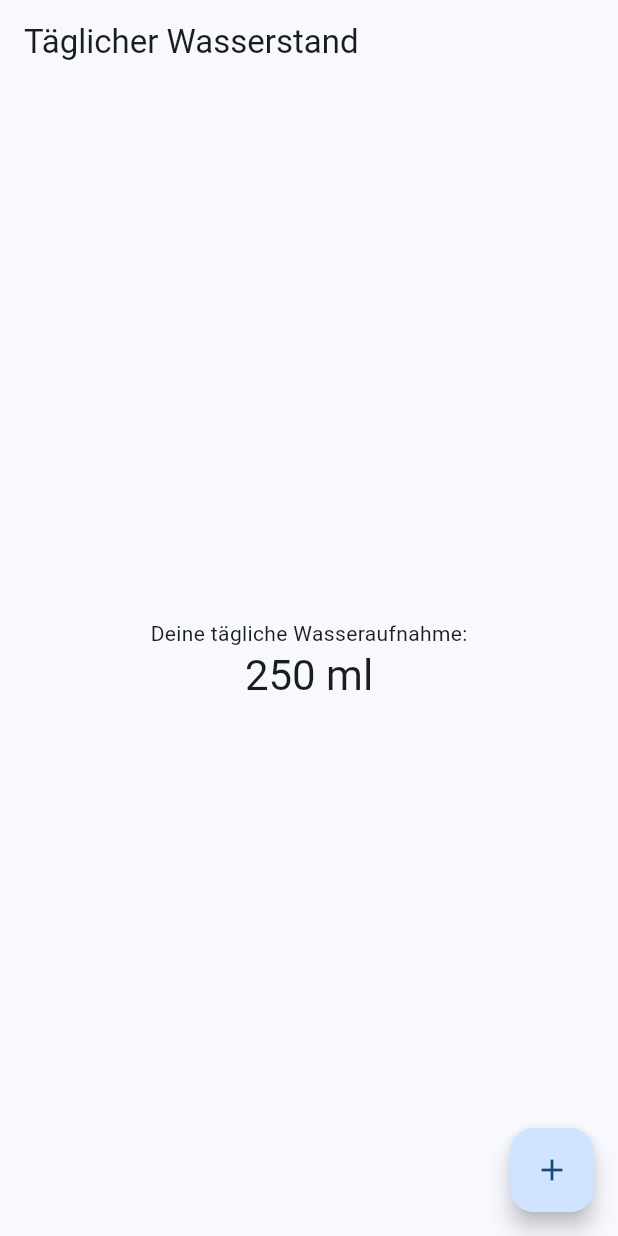
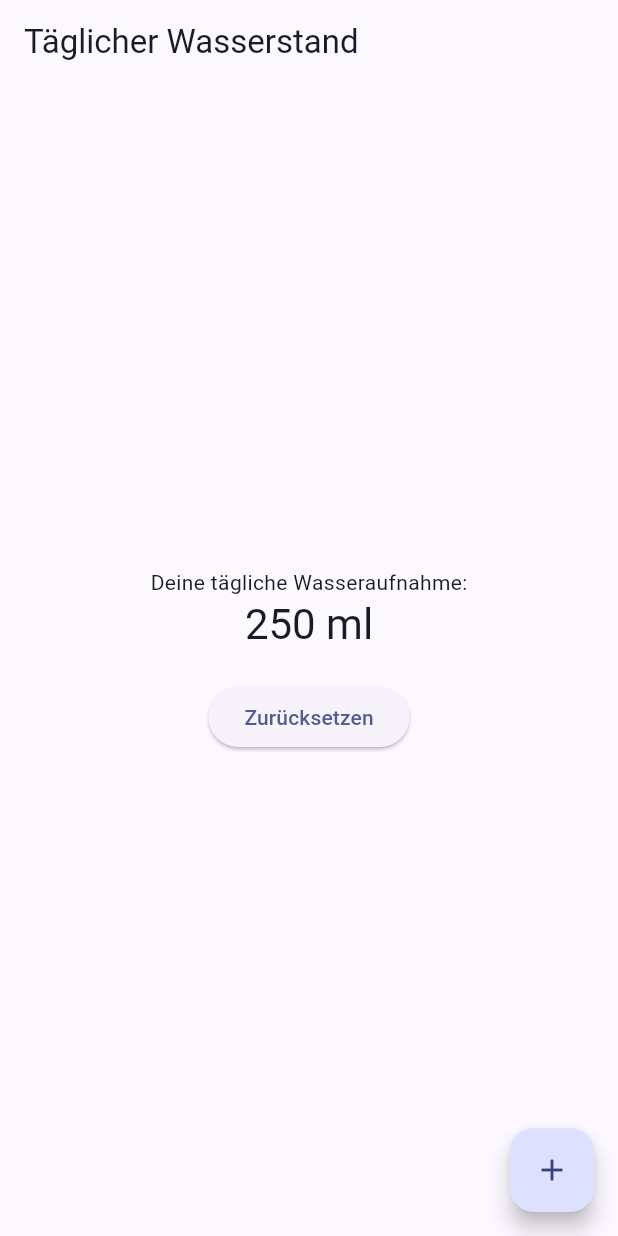
Before and after one commit to Qarw/Swpp-Arbeitsauftrag, a Flutter app: the screen it shows after launch, after a tap on the "add" icon, on a phone screen of 412 x 824 dp. Run offline on Flutter 3.47's test engine with Material 3 defaults, Android fonts, the phone set to English and light mode, and no system bars.

```diff
--- a/lib/main.dart
+++ b/lib/main.dart
@@ -12,7 +12,8 @@ class MyApp extends StatelessWidget {
     return MaterialApp(
       title: 'Tägliche Wasserzufuhr',
       theme: ThemeData(
-        colorScheme: ColorScheme.fromSeed(seedColor: Colors.blue),
+        colorScheme:
+            ColorScheme.fromSeed(seedColor: Color.fromARGB(255, 20, 54, 204)),
         useMaterial3: true,
       ),
       home: const MyHomePage(title: 'Täglicher Wasserstand'),
@@ -30,11 +31,17 @@ class MyHomePage extends StatefulWidget {
 }
 
 class _MyHomePageState extends State<MyHomePage> {
-  int _waterIntake = 0; // Start bei 0 ml
+  int _waterIntake = 0;
 
   void _incrementWaterIntake() {
     setState(() {
-      _waterIntake += 250; // 250 ml pro Klick
+      _waterIntake += 250;
+    });
+  }
+
+  void _resetWaterIntake() {
+    setState(() {
+      _waterIntake = 0;
     });
   }
 
@@ -50,14 +57,19 @@ class _MyHomePageState extends State<MyHomePage> {
           children: <Widget>[
             const Text('Deine tägliche Wasseraufnahme:'),
             Text(
-              '$_waterIntake ml', // Anzeige der ml
+              '$_waterIntake ml',
               style: Theme.of(context).textTheme.headlineMedium,
+            ),
+            const SizedBox(height: 20),
+            ElevatedButton(
+              onPressed: _resetWaterIntake,
+              child: const Text('Zurücksetzen'),
             ),
           ],
         ),
       ),
       floatingActionButton: FloatingActionButton(
-        onPressed: _incrementWaterIntake, // Funktion zur Wasseraufnahme
+        onPressed: _incrementWaterIntake,
         tooltip: 'Wasser hinzufügen',
         child: const Icon(Icons.add),
       ),
```
